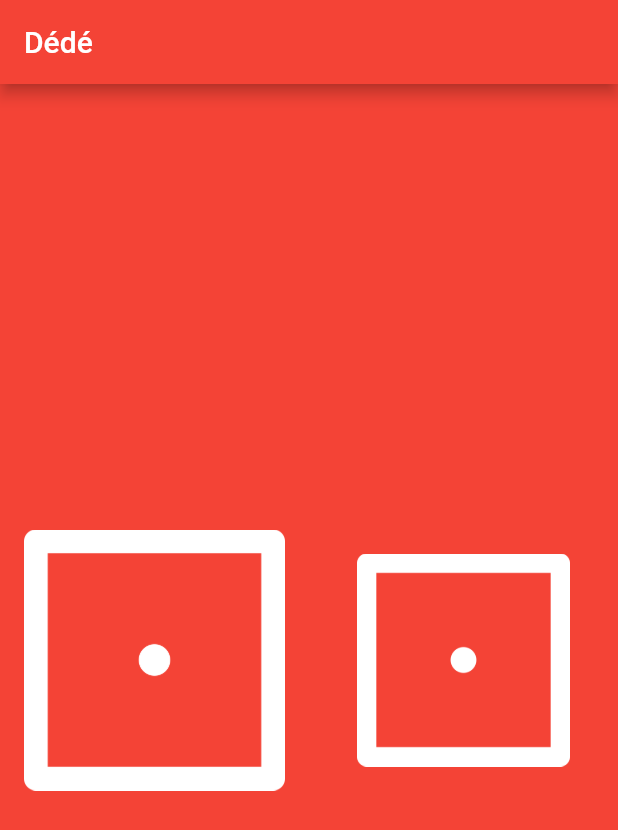
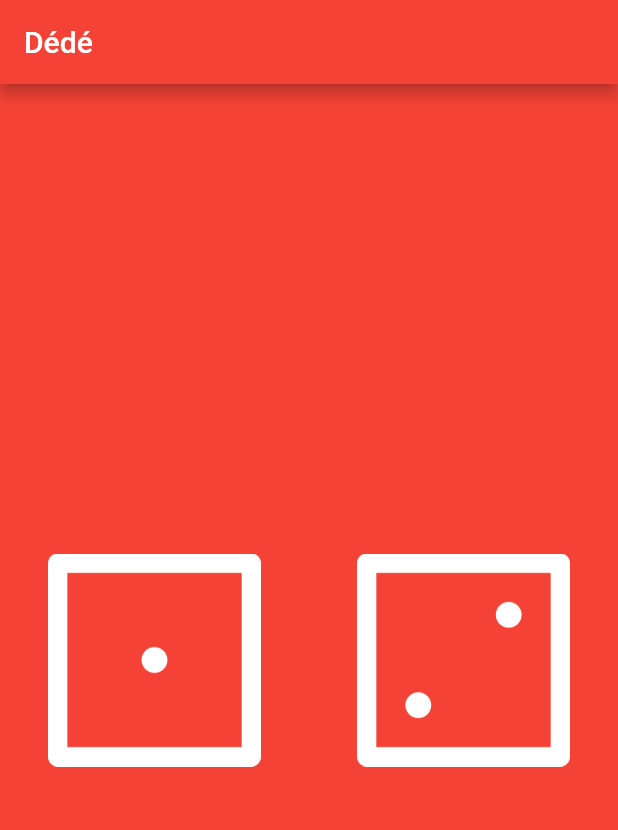
Before and after one commit to houdja/dede, a Flutter app: the screen it shows after launch, on a phone screen of 412 x 824 dp. Shown: the top 830 px of the screen. Run offline on Flutter 3.47's test engine with Material 2 defaults, Android fonts, the phone set to English and light mode, and no system bars.

Commit message:
Création d'une nouvelle variable (rightDiceNumber) + ajouter un flat button à l'image de gauche + utilisation de setstate()

```diff
--- a/lib/main.dart
+++ b/lib/main.dart
@@ -23,20 +23,12 @@ class DicePage extends StatefulWidget {
 
 class _DicePage extends State<DicePage> {
   int leftDiceNumber = 1;
+  int rightDiceNumber = 2;
   @override
   Widget build(BuildContext context) {
     return Center(
       child: Row(
         children: [
-          Expanded(
-            flex: 1,
-            child: Padding(
-              padding: const EdgeInsets.symmetric(horizontal: 16.0),
-              child: Image.asset(
-                'images/dice$leftDiceNumber.png',
-              ),
-            ),
-          ),
           Expanded(
             flex: 1,
             child: Padding(
@@ -53,6 +45,22 @@ class _DicePage extends State<DicePage> {
               ),
             ),
           ),
+          Expanded(
+            flex: 1,
+            child: Padding(
+              padding: const EdgeInsets.symmetric(horizontal: 16.0),
+              child: FlatButton(
+                onPressed: () {
+                  setState(() {
+                    rightDiceNumber = Random().nextInt(6) + 1;
+                  });
+                },
+                child: Image.asset(
+                  'images/dice$rightDiceNumber.png',
+                ),
+              ),
+            ),
+          ),
         ],
       ),
     );
```
